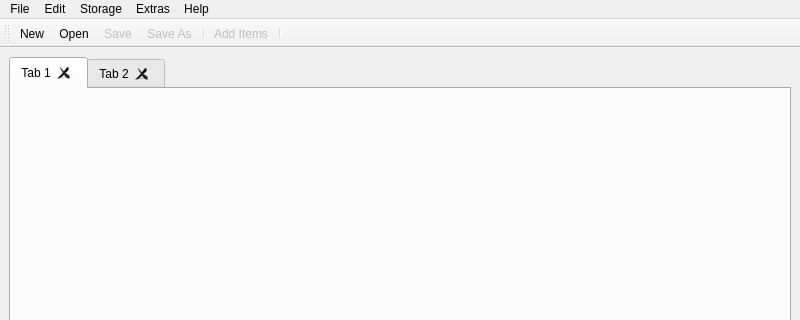
First picture: the form in mainwindow.ui, repository geertdaelemans/BrickManager, before the edit; both pictures show x 0 to 800 and y 0 to 320 of the 800 by 600 pixel window.
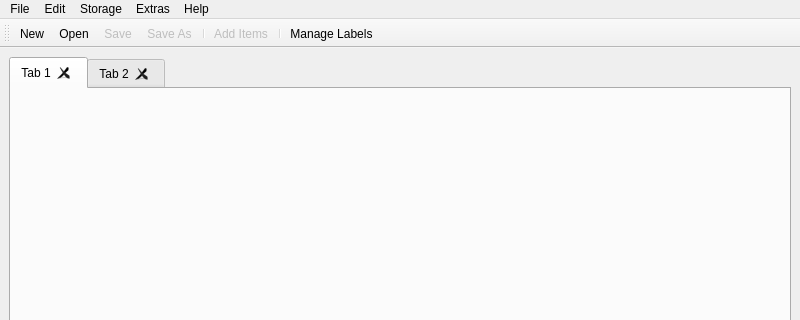
Second picture: the form after the edit. Icons and pictures are not drawn.

Diff of the .ui file:
```diff
--- a/mainwindow.ui
+++ b/mainwindow.ui
@@ -139,6 +139,7 @@
    <addaction name="separator"/>
    <addaction name="actionAdd_Items"/>
    <addaction name="separator"/>
+   <addaction name="actionManage_labels"/>
   </widget>
   <action name="actionOrders">
    <property name="text">
```
Left out of the diff: 8 changed lines with no effect on the pictures.
